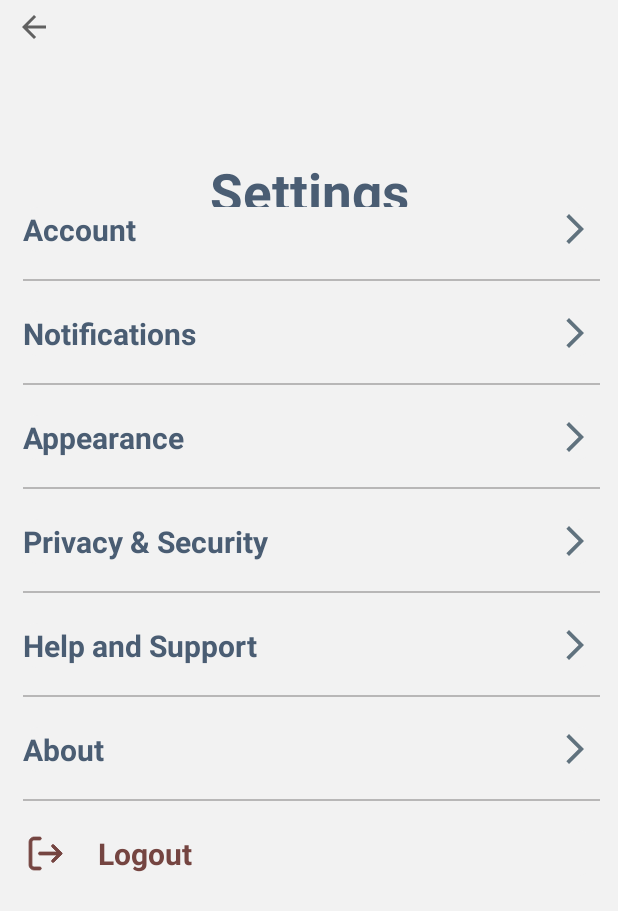
After one commit to amina-haq/CareCompanion, an Android app: the Settings screen opened directly, with no data from a screen before it, on a phone screen of 412 x 824 dp. The commit adds this screen. Shown: the top 911 px of the screen. Run offline under Robolectric (Android 15) with nearby library versions, the light colour scheme and no system bars; Roboto replaces fonts that are not available here.

Commit message:
settings layout

```diff
--- a/app/src/main/AndroidManifest.xml
+++ b/app/src/main/AndroidManifest.xml
@@ -12,6 +12,9 @@
         android:supportsRtl="true"
         android:theme="@style/Theme.CareCompanion"
         tools:targetApi="31">
+        <activity
+            android:name=".Settings"
+            android:exported="false" />
         <activity
             android:name=".Medical_Id"
             android:exported="false" />
--- /dev/null
+++ b/app/src/main/java/com/example/carecompanion/Settings.java
@@ -0,0 +1,24 @@
+package com.example.carecompanion;
+
+import android.os.Bundle;
+
+import androidx.activity.EdgeToEdge;
+import androidx.appcompat.app.AppCompatActivity;
+import androidx.core.graphics.Insets;
+import androidx.core.view.ViewCompat;
+import androidx.core.view.WindowInsetsCompat;
+
+public class Settings extends AppCompatActivity {
+
+    @Override
+    protected void onCreate(Bundle savedInstanceState) {
+        super.onCreate(savedInstanceState);
+        EdgeToEdge.enable(this);
+        setContentView(R.layout.activity_settings);
+        ViewCompat.setOnApplyWindowInsetsListener(findViewById(R.id.main), (v, insets) -> {
+            Insets systemBars = insets.getInsets(WindowInsetsCompat.Type.systemBars());
+            v.setPadding(systemBars.left, systemBars.top, systemBars.right, systemBars.bottom);
+            return insets;
+        });
+    }
+}
--- /dev/null
+++ b/app/src/main/res/drawable/baseline_arrow_logo.xml
@@ -0,0 +1,12 @@
+<vector xmlns:android="http://schemas.android.com/apk/res/android"
+    android:autoMirrored="true"
+    android:height="24dp"
+    android:tint="#60727E"
+    android:viewportHeight="24"
+    android:viewportWidth="24"
+    android:width="24dp">
+
+    <path android:fillColor="@android:color/white"
+        android:pathData="M6.23,20.23l1.77,1.77l10,-10l-10,-10l-1.77,1.77l8.23,8.23z"/>
+
+</vector>
--- /dev/null
+++ b/app/src/main/res/drawable/btn_bg3.xml
@@ -0,0 +1,10 @@
+<?xml version="1.0" encoding="utf-8"?>
+<selector xmlns:android="http://schemas.android.com/apk/res/android">
+    <item>
+        <shape android:shape="rectangle">
+            <solid android:color="#F2F2F2"/>
+            <corners android:radius="10dp"/>
+        </shape>
+    </item>
+
+</selector>
--- /dev/null
+++ b/app/src/main/res/drawable/btn_bg4.xml
@@ -0,0 +1,7 @@
+<?xml version="1.0" encoding="utf-8"?>
+<shape xmlns:android="http://schemas.android.com/apk/res/android">
+    <solid android:color="#BEC9D3"/>
+    <corners
+        android:bottomLeftRadius="45dp"
+        android:bottomRightRadius="45dp"/>
+</shape>
--- /dev/null
+++ b/app/src/main/res/drawable/magnifying_glass_logo.xml
@@ -0,0 +1,10 @@
+<vector xmlns:android="http://schemas.android.com/apk/res/android"
+    android:width="30dp"
+    android:height="30dp"
+    android:viewportWidth="15"
+    android:viewportHeight="15">
+  <path
+      android:pathData="M10,6.5C10,8.433 8.433,10 6.5,10C4.567,10 3,8.433 3,6.5C3,4.567 4.567,3 6.5,3C8.433,3 10,4.567 10,6.5ZM9.309,10.016C8.539,10.632 7.563,11 6.5,11C4.015,11 2,8.985 2,6.5C2,4.015 4.015,2 6.5,2C8.985,2 11,4.015 11,6.5C11,7.563 10.632,8.539 10.016,9.309L12.854,12.146C13.049,12.342 13.049,12.658 12.854,12.854C12.658,13.049 12.342,13.049 12.146,12.854L9.309,10.016Z"
+      android:fillColor="#B3B3B3"
+      android:fillType="evenOdd"/>
+</vector>
--- /dev/null
+++ b/app/src/main/res/drawable/search_bar.xml
@@ -0,0 +1,7 @@
+<?xml version="1.0" encoding="utf-8"?>
+<shape xmlns:android="http://schemas.android.com/apk/res/android">
+    <solid android:color="#E4E4E4"/>
+    <corners android:radius="5dp"/>
+    <stroke android:width="1dp"
+        android:color="#DCDCDC"/>
+</shape>
--- /dev/null
+++ b/app/src/main/res/drawable/sign_out_logo.xml
@@ -0,0 +1,21 @@
+<vector xmlns:android="http://schemas.android.com/apk/res/android"
+    android:width="30dp"
+    android:height="30dp"
+    android:viewportWidth="24"
+    android:viewportHeight="24">
+    <path
+        android:pathData="M9,20.75H6C5.653,20.765 5.307,20.711 4.981,20.592C4.655,20.472 4.356,20.29 4.1,20.055C3.845,19.82 3.638,19.537 3.492,19.222C3.347,18.907 3.264,18.567 3.25,18.22V5.78C3.264,5.433 3.347,5.093 3.492,4.778C3.638,4.463 3.845,4.18 4.1,3.945C4.356,3.71 4.655,3.527 4.981,3.408C5.307,3.289 5.653,3.235 6,3.25H9C9.199,3.25 9.39,3.329 9.53,3.47C9.671,3.61 9.75,3.801 9.75,4C9.75,4.199 9.671,4.39 9.53,4.53C9.39,4.671 9.199,4.75 9,4.75H6C5.703,4.724 5.408,4.814 5.175,5C4.942,5.186 4.79,5.455 4.75,5.75V18.22C4.79,18.515 4.942,18.784 5.175,18.97C5.408,19.156 5.703,19.246 6,19.22H9C9.199,19.22 9.39,19.299 9.53,19.44C9.671,19.58 9.75,19.771 9.75,19.97C9.75,20.169 9.671,20.36 9.53,20.5C9.39,20.641 9.199,20.72 9,20.72V20.75Z"
+        android:strokeWidth="0.4800000000000001"
+        android:fillColor="#754541"
+        android:strokeColor="#754541"/>
+    <path
+        android:pathData="M16,16.75C15.901,16.75 15.804,16.731 15.713,16.693C15.622,16.656 15.539,16.6 15.47,16.53C15.33,16.389 15.251,16.199 15.251,16C15.251,15.801 15.33,15.611 15.47,15.47L18.94,12L15.47,8.53C15.396,8.461 15.337,8.378 15.296,8.286C15.255,8.194 15.233,8.095 15.231,7.994C15.23,7.894 15.248,7.794 15.286,7.7C15.324,7.607 15.38,7.522 15.451,7.451C15.522,7.38 15.607,7.324 15.7,7.286C15.794,7.248 15.894,7.23 15.995,7.231C16.095,7.233 16.194,7.255 16.287,7.296C16.378,7.337 16.461,7.396 16.53,7.47L20.53,11.47C20.67,11.611 20.749,11.801 20.749,12C20.749,12.199 20.67,12.389 20.53,12.53L16.53,16.53C16.461,16.6 16.378,16.656 16.287,16.693C16.196,16.731 16.098,16.75 16,16.75Z"
+        android:strokeWidth="0.4800000000000001"
+        android:fillColor="#754541"
+        android:strokeColor="#754541"/>
+    <path
+        android:pathData="M20,12.75H9C8.801,12.75 8.61,12.671 8.47,12.53C8.329,12.39 8.25,12.199 8.25,12C8.25,11.801 8.329,11.61 8.47,11.47C8.61,11.329 8.801,11.25 9,11.25H20C20.199,11.25 20.39,11.329 20.53,11.47C20.671,11.61 20.75,11.801 20.75,12C20.75,12.199 20.671,12.39 20.53,12.53C20.39,12.671 20.199,12.75 20,12.75Z"
+        android:strokeWidth="0.4800000000000001"
+        android:fillColor="#754541"
+        android:strokeColor="#754541"/>
+</vector>
--- /dev/null
+++ b/app/src/main/res/layout/activity_settings.xml
@@ -0,0 +1,201 @@
+<?xml version="1.0" encoding="utf-8"?>
+<androidx.constraintlayout.widget.ConstraintLayout xmlns:android="http://schemas.android.com/apk/res/android"
+    xmlns:app="http://schemas.android.com/apk/res-auto"
+    xmlns:tools="http://schemas.android.com/tools"
+    android:id="@+id/main"
+    android:layout_width="match_parent"
+    android:layout_height="match_parent"
+    android:background="#F2F2F2"
+    tools:context=".Settings">
+
+
+    <ImageButton
+        android:id="@+id/backButton"
+        android:layout_width="45dp"
+        android:layout_height="35dp"
+        android:background="#F2F2F2"
+        android:onClick="launchHomePage"
+        app:srcCompat="?attr/actionModeCloseDrawable"
+        tools:layout_editor_absoluteX="30dp"
+        tools:layout_editor_absoluteY="35dp"
+        tools:ignore="MissingConstraints" />
+
+    <TextView
+        android:id="@+id/textView6"
+        android:layout_width="wrap_content"
+        android:layout_height="wrap_content"
+        android:layout_gravity="center"
+        android:layout_marginTop="104dp"
+        android:text="@string/settings"
+        android:textColor="@color/dark_blue"
+        android:textSize="35sp"
+        android:textStyle="bold"
+        app:layout_constraintEnd_toEndOf="parent"
+        app:layout_constraintStart_toStartOf="parent"
+        app:layout_constraintTop_toTopOf="parent" />
+
+    <EditText
+        android:id="@+id/editText"
+        android:layout_width="370dp"
+        android:layout_height="45dp"
+        android:layout_gravity="center"
+        android:background="@drawable/search_bar"
+        android:drawableLeft="@drawable/magnifying_glass_logo"
+        android:drawablePadding="10dp"
+        android:hint="Search for a setting..."
+        android:paddingStart="10dp"
+        android:textColorHint="#B3B3B3"
+        android:textSize="20sp"
+        app:layout_constraintBottom_toTopOf="@+id/linearLayout4"
+        app:layout_constraintEnd_toEndOf="parent"
+        app:layout_constraintStart_toStartOf="parent"
+        app:layout_constraintTop_toBottomOf="@+id/textView6"
+        app:layout_constraintVertical_bias="0.35" />
+
+    <LinearLayout
+        android:id="@+id/linearLayout4"
+        android:layout_width="wrap_content"
+        android:layout_height="wrap_content"
+        android:layout_marginBottom="240dp"
+        android:orientation="vertical"
+        android:paddingStart="15dp"
+        android:paddingEnd="12dp"
+        app:layout_constraintBottom_toBottomOf="parent"
+        app:layout_constraintEnd_toEndOf="parent"
+        app:layout_constraintStart_toStartOf="parent">
+
+
+        <EditText
+            android:id="@+id/txtcondition"
+            android:layout_width="380dp"
+            android:layout_height="30dp"
+            android:background="@drawable/btn_bg3"
+            android:drawableEnd="@drawable/baseline_arrow_logo"
+            android:drawablePadding="20dp"
+            android:text="Account"
+            android:textColor="@color/dark_blue"
+            android:textSize="20sp"
+            android:textStyle="bold" />
+
+        <View
+            android:layout_width="385dp"
+            android:layout_height="1dp"
+            android:layout_marginTop="18dp"
+            android:background="#B8B7B7" />
+
+        <EditText
+            android:id="@+id/txtcondition3"
+            android:layout_width="380dp"
+            android:layout_height="30dp"
+            android:layout_marginTop="20dp"
+            android:background="@drawable/btn_bg3"
+            android:drawableEnd="@drawable/baseline_arrow_logo"
+            android:drawablePadding="20dp"
+            android:text="Notifications"
+            android:textColor="@color/dark_blue"
+            android:textSize="20sp"
+            android:textStyle="bold" />
+<!--        android:drawableStart="@drawable/notification_logo"-->
+        <View
+            android:layout_width="385dp"
+            android:layout_height="1dp"
+            android:layout_marginTop="18dp"
+            android:background="#B8B7B7" />
+
+        <EditText
+            android:id="@+id/txtcondition4"
+            android:layout_width="380dp"
+            android:layout_height="30dp"
+            android:layout_marginTop="20dp"
+            android:background="@drawable/btn_bg3"
+            android:drawableEnd="@drawable/baseline_arrow_logo"
+            android:drawablePadding="20dp"
+            android:text="Appearance"
+            android:textColor="@color/dark_blue"
+            android:textSize="20sp"
+            android:textStyle="bold" />
+<!--        android:drawableStart="@drawable/eye_logo"-->
+
+        <View
+            android:layout_width="385dp"
+            android:layout_height="1dp"
+            android:layout_marginTop="18dp"
+            android:background="#B8B7B7" />
+
+        <EditText
+            android:id="@+id/txtcondition5"
+            android:layout_width="380dp"
+            android:layout_height="30dp"
+            android:layout_marginTop="20dp"
+            android:background="@drawable/btn_bg3"
+            android:drawableEnd="@drawable/baseline_arrow_logo"
+            android:drawablePadding="20dp"
+            android:text="Privacy &amp; Security"
+            android:textColor="@color/dark_blue"
+            android:textSize="20sp"
+            android:textStyle="bold" />
+<!--        android:drawableStart="@drawable/lock_log"-->
+
+        <View
+            android:layout_width="385dp"
+            android:layout_height="1dp"
+            android:layout_marginTop="18dp"
+            android:background="#B8B7B7" />
+
+        <EditText
+            android:id="@+id/txtcondition6"
+            android:layout_width="380dp"
+            android:layout_height="30dp"
+            android:layout_marginTop="20dp"
+            android:background="@drawable/btn_bg3"
+            android:drawableEnd="@drawable/baseline_arrow_logo"
+            android:drawablePadding="20dp"
+            android:text="Help and Support"
+            android:textColor="@color/dark_blue"
+            android:textSize="20sp"
+            android:textStyle="bold" />
+<!--        android:drawableStart="@drawable/headset_logo"-->
+
+        <View
+            android:layout_width="385dp"
+            android:layout_height="1dp"
+            android:layout_marginTop="18dp"
+            android:background="#B8B7B7" />
+
+        <EditText
+            android:id="@+id/txtcondition8"
+            android:layout_width="380dp"
+            android:layout_height="30dp"
+            android:layout_marginTop="20dp"
+            android:background="@drawable/btn_bg3"
+            android:drawableEnd="@drawable/baseline_arrow_logo"
+            android:drawablePadding="20dp"
+            android:text="About"
+            android:textColor="@color/dark_blue"
+            android:textSize="20sp"
+            android:textStyle="bold" />
+<!--        android:drawableStart="@drawable/help_circle_logo"-->
+
+        <View
+            android:layout_width="385dp"
+            android:layout_height="1dp"
+            android:layout_marginTop="18dp"
+            android:background="#B8B7B7" />
+
+        <EditText
+            android:id="@+id/txtcondition9"
+            android:layout_width="380dp"
+            android:layout_height="30dp"
+            android:layout_marginTop="20dp"
+            android:background="@drawable/btn_bg3"
+            android:drawableStart="@drawable/sign_out_logo"
+            android:drawablePadding="20dp"
+            android:text="Logout"
+            android:textColor="#754541"
+            android:textSize="20sp"
+            android:textStyle="bold" />
+
+
+    </LinearLayout>
+
+</androidx.constraintlayout.widget.ConstraintLayout>
--- a/app/src/main/res/layout/activity_sign_in.xml
+++ b/app/src/main/res/layout/activity_sign_in.xml
@@ -67,7 +67,7 @@
             android:textColor="#707070"
             android:padding="12dp"
             android:layout_marginTop="20dp"
-            android:drawableStart="@drawable/lock"
+            android:drawableStart="@drawable/lock_logo"
             android:drawablePadding="10dp"/>
 
         <RelativeLayout
--- a/app/src/main/res/values/strings.xml
+++ b/app/src/main/res/values/strings.xml
@@ -80,5 +80,4 @@
     <string name="my_blood_type">AB+</string>
 
 
-
 </resources>
```
Also changed, not shown: app/src/main/res/drawable/lock_logo.xml (renamed from app/src/main/res/drawable/lock.xml).
